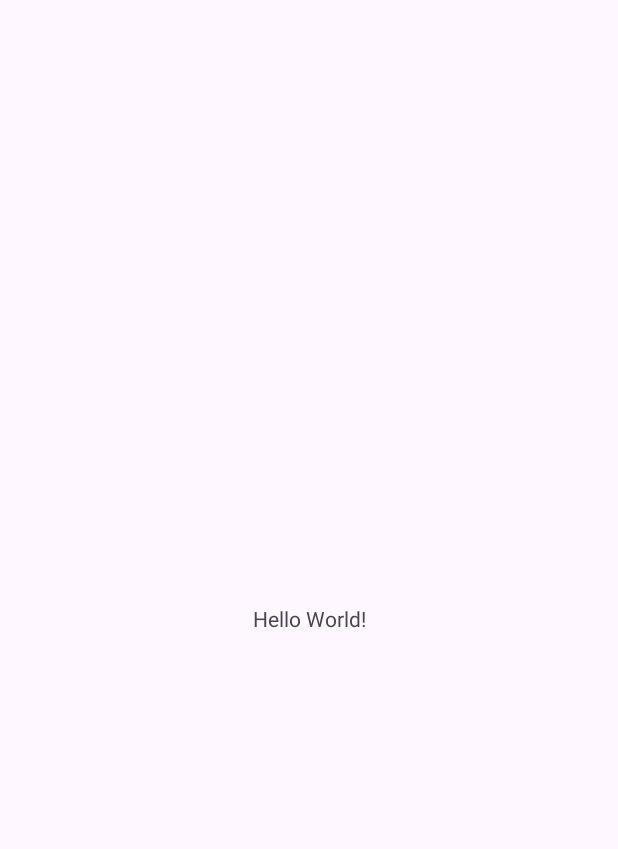
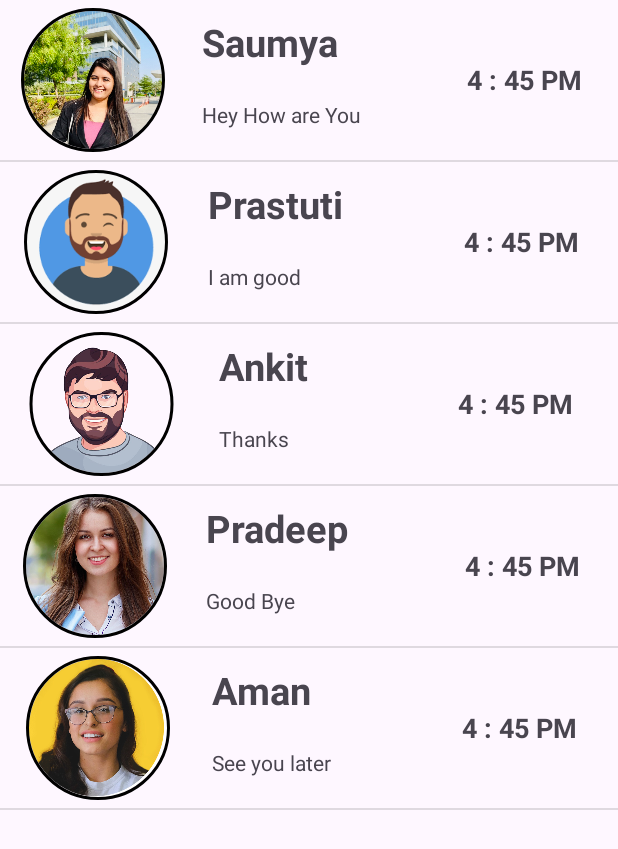
Before and after one commit to Jubayed-A/List-View-Custom-List-View-, an Android app: the screen it shows after launch (MainActivity), on a phone screen of 412 x 824 dp. Before the commit the part shown is almost empty. Shown: the top 849 px of the screen. Run offline under Robolectric (Android 15) with nearby library versions, the phone set to English and light mode, and no system bars; our stand-ins replace CircleImageView.

Commit message:
main app design and logic develop

```diff
--- a/app/src/main/java/com/example/listviewcustomapp/MainActivity.kt
+++ b/app/src/main/java/com/example/listviewcustomapp/MainActivity.kt
@@ -2,10 +2,38 @@ package com.example.listviewcustomapp
 
 import androidx.appcompat.app.AppCompatActivity
 import android.os.Bundle
+import android.widget.ListView
 
 class MainActivity : AppCompatActivity() {
+
+    lateinit var userArrayList : ArrayList<Users>
     override fun onCreate(savedInstanceState: Bundle?) {
         super.onCreate(savedInstanceState)
         setContentView(R.layout.activity_main)
+
+        // variable or id declared
+        val listView = findViewById<ListView>(R.id.listView)
+
+        // data assign part
+        val name = arrayOf("Saumya", "Prastuti", "Ankit", "Pradeep", "Aman")
+        val lastMsg = arrayOf("Hey How are You", "I am good", "Thanks", "Good Bye", "See you later")
+        val lastMsgTime = arrayOf("4 : 45 PM", "4 : 45 PM", "4 : 45 PM", "4 : 45 PM", "4 : 45 PM")
+        val phoneNum = arrayOf("01758974531", "01758974531", "01758974531", "01758974531", "01758974531")
+        val imaId = arrayOf(R.drawable.pic5, R.drawable.pic1, R.drawable.pic2, R.drawable.pic3, R.drawable.pic4)
+
+        userArrayList = ArrayList()
+
+        for (eachIndex in name.indices){
+            val user = Users(name[eachIndex], lastMsg[eachIndex], lastMsgTime[eachIndex], phoneNum[eachIndex],imaId[eachIndex])
+            userArrayList.add(user)
+        }
+
+        // adapter part here
+        listView.adapter = MyAdapter(this, userArrayList)
+
+        // click on every item part here
+        listView.setOnItemClickListener { parent, view, position, id ->
+
+        }
     }
 }
--- /dev/null
+++ b/app/src/main/java/com/example/listviewcustomapp/MyAdapter.kt
@@ -0,0 +1,32 @@
+package com.example.listviewcustomapp
+
+import android.app.Activity
+import android.view.LayoutInflater
+import android.view.View
+import android.view.ViewGroup
+import android.widget.ArrayAdapter
+import android.widget.TextView
+import de.hdodenhof.circleimageview.CircleImageView
+
+class MyAdapter (private val context : Activity, private val arrayList: ArrayList<Users>) :
+    ArrayAdapter<Users>(context, R.layout.customised_list_view, arrayList) {
+
+    override fun getView(position: Int, convertView: View?, parent: ViewGroup): View {
+
+        val inflater = LayoutInflater.from(context)
+        val view = inflater.inflate(R.layout.customised_list_view,null)
+
+        val image = view.findViewById<CircleImageView>(R.id.profile_image)
+        val name = view.findViewById<TextView>(R.id.tvName)
+        val lastMsg = view.findViewById<TextView>(R.id.tvLastMsg)
+        val lastMsgTime = view.findViewById<TextView>(R.id.tvTime)
+
+        name.text = arrayList[position].name
+        lastMsg.text = arrayList[position].lastMsg
+        lastMsgTime.text = arrayList[position].lastMsgTime
+        image.setImageResource(arrayList[position].imgId)
+
+        return view
+    }
+
+}
--- a/app/src/main/res/layout/activity_main.xml
+++ b/app/src/main/res/layout/activity_main.xml
@@ -1,18 +1,17 @@
 <?xml version="1.0" encoding="utf-8"?>
-<androidx.constraintlayout.widget.ConstraintLayout xmlns:android="http://schemas.android.com/apk/res/android"
+<LinearLayout xmlns:android="http://schemas.android.com/apk/res/android"
     xmlns:app="http://schemas.android.com/apk/res-auto"
     xmlns:tools="http://schemas.android.com/tools"
     android:layout_width="match_parent"
     android:layout_height="match_parent"
+    android:orientation="vertical"
     tools:context=".MainActivity">
 
-    <TextView
-        android:layout_width="wrap_content"
-        android:layout_height="wrap_content"
-        android:text="Hello World!"
-        app:layout_constraintBottom_toBottomOf="parent"
-        app:layout_constraintEnd_toEndOf="parent"
-        app:layout_constraintStart_toStartOf="parent"
-        app:layout_constraintTop_toTopOf="parent" />
+    <ListView
+        android:id="@+id/listView"
+        android:layout_width="match_parent"
+        android:layout_height="match_parent"
+        tools:listitem="@layout/customised_list_view"
+        />
 
-</androidx.constraintlayout.widget.ConstraintLayout>
+</LinearLayout>
```
